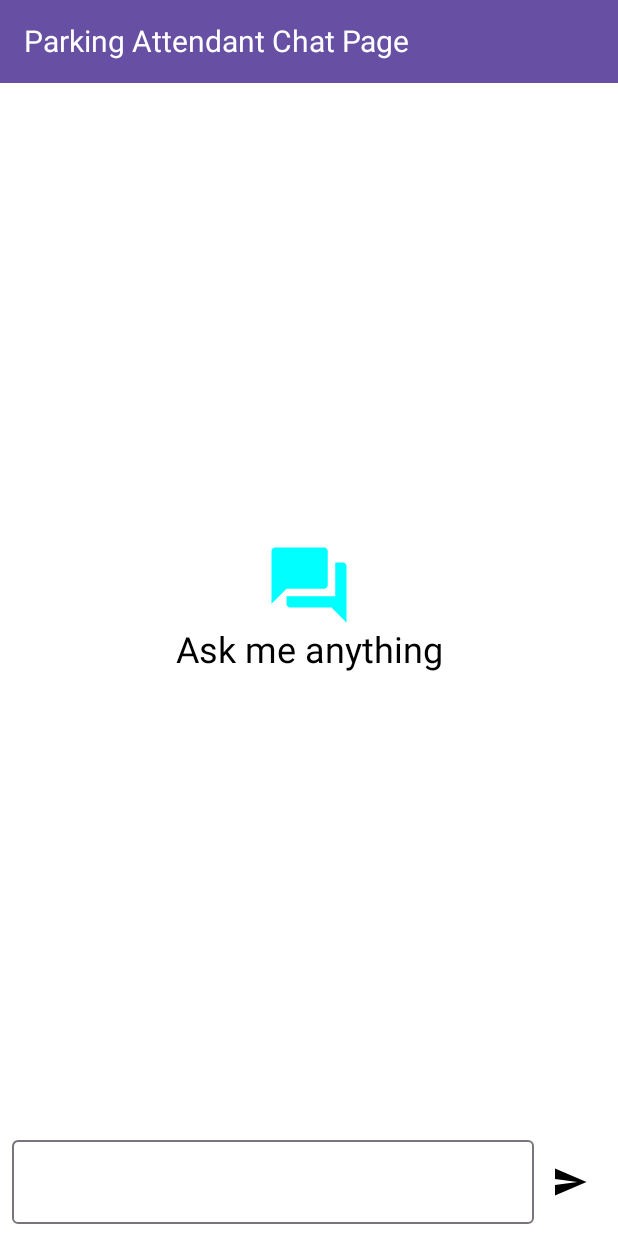
After one commit to willmaddock/CS4360TeamApp, an Android app built with Jetpack Compose: the ChatActivity screen opened directly, with no data from a screen before it, on a phone screen of 412 x 824 dp. The commit adds this screen. Run offline under Robolectric (Android 15) with nearby library versions, the phone set to English and light mode, and no system bars; libraries missing offline, so code that uses them is left out: com.google.ai.client.

```diff
--- a/app/build.gradle.kts
+++ b/app/build.gradle.kts
@@ -99,6 +99,7 @@ dependencies {
 
     // Google Sign-In
     implementation("com.google.android.gms:play-services-auth:20.7.0")
+    implementation(libs.generativeai)
 
     // Testing dependencies
     testImplementation("junit:junit:4.13.2")
--- /dev/null
+++ b/app/src/main/java/com/example/cs4360app/ChatPage.kt
@@ -0,0 +1,158 @@
+package com.example.cs4360app
+
+import androidx.compose.foundation.background
+import androidx.compose.foundation.layout.Arrangement
+import androidx.compose.foundation.layout.Box
+import androidx.compose.foundation.layout.Column
+import androidx.compose.foundation.layout.Row
+import androidx.compose.foundation.layout.fillMaxSize
+import androidx.compose.foundation.layout.fillMaxWidth
+import androidx.compose.foundation.layout.padding
+import androidx.compose.foundation.layout.size
+import androidx.compose.foundation.lazy.LazyColumn
+import androidx.compose.foundation.lazy.items
+import androidx.compose.foundation.shape.RoundedCornerShape
+import androidx.compose.foundation.text.selection.SelectionContainer
+import androidx.compose.material.icons.Icons
+import androidx.compose.material.icons.filled.Send
+import androidx.compose.material3.Icon
+import androidx.compose.material3.IconButton
+import androidx.compose.material3.MaterialTheme
+import androidx.compose.material3.OutlinedTextField
+import androidx.compose.material3.Text
+import androidx.compose.runtime.Composable
+import androidx.compose.runtime.getValue
+import androidx.compose.runtime.mutableStateOf
+import androidx.compose.runtime.remember
+import androidx.compose.runtime.setValue
+import androidx.compose.ui.Alignment
+import androidx.compose.ui.Modifier
+import androidx.compose.ui.draw.clip
+import androidx.compose.ui.graphics.Color
+import androidx.compose.ui.res.painterResource
+import androidx.compose.ui.semantics.Role
+import androidx.compose.ui.semantics.SemanticsProperties.Role
+import androidx.compose.ui.text.font.FontWeight
+import androidx.compose.ui.unit.dp
+import androidx.compose.ui.unit.sp
+import com.example.cs4360app.models.ChatViewModel
+
+@Composable
+fun ChatPage(modifier: Modifier = Modifier, viewModel: ChatViewModel)
+{
+    Column(modifier = modifier) {
+        AppHeader()
+        MessageList(modifier = Modifier.weight(1f),messageList = viewModel.messageList)
+        MessageInput(onMessageSend = {
+            viewModel.sendMessage(it)
+        })
+    }
+}
+
+@Composable
+fun MessageList(modifier: Modifier = Modifier,messageList: List<MessageModel>) {
+    if (messageList.isEmpty()){
+        Column(
+            modifier = modifier.fillMaxSize(),
+            horizontalAlignment = Alignment.CenterHorizontally,
+            verticalArrangement = Arrangement.Center
+        ){
+            Icon(
+                modifier = Modifier.size(60.dp),
+                painter = painterResource(id = R.drawable.question_and_answer_icon),
+                contentDescription = "Chat Icon",
+                tint = Color.Cyan,
+            )
+            Text(text = "Ask me anything", fontSize = 24.sp)
+        }
+    } else{
+        LazyColumn(
+            modifier = modifier,
+            reverseLayout = true
+        ) {
+            items(messageList.reversed()){
+                MessageRow(messageModel = it)
+            }
+        }
+    }
+}
+
+
+@Composable
+fun MessageRow(messageModel: MessageModel) {
+    val isModel = messageModel.role == "Model"
+    Row(
+        verticalAlignment = Alignment.CenterVertically
+    ){
+        Box(
+            modifier = Modifier.fillMaxWidth()
+        ){
+            Box(
+                modifier = Modifier.align(
+                    if(isModel) Alignment.BottomStart else Alignment.BottomEnd
+                ).padding(
+                    start = if(isModel) 8.dp else 70.dp,
+                    end = if(isModel) 70.dp else 8.dp,
+                    top = 8.dp,
+                    bottom = 8.dp
+                )
+                .clip(RoundedCornerShape(50f))
+                .background(if(isModel) Color.Magenta else  Color.Cyan)
+                .padding(16.dp)
+            ){
+                SelectionContainer {
+                    Text(
+                        text = messageModel.message,
+                        fontWeight = FontWeight.W500
+                    )
+                }
+
+            }
+        }
+    }
+}
+
+@Composable
+fun MessageInput(onMessageSend: (String) -> Unit)
+{
+
+    var message by remember { mutableStateOf("")
+    }
+    Row(modifier = Modifier.padding(8.dp),
+        verticalAlignment = Alignment.CenterVertically)
+    {
+        OutlinedTextField(
+            modifier = Modifier.weight(1f),
+            value = message,
+            onValueChange = {
+                message = it
+            }
+        )
+        IconButton(onClick = {
+            if(message.isNotEmpty()){
+                onMessageSend(message)
+                message = ""
+            }
+        })
+        {
+            Icon(
+                imageVector = Icons.Default.Send,
+                contentDescription = "Send Message"
+            )
+        }
+    }
+}
+
+@Composable
+fun AppHeader()
+    {
+        Box(modifier = Modifier.fillMaxWidth().background(MaterialTheme.colorScheme.primary))
+        {
+            Text(
+                modifier = Modifier.padding(16.dp),
+                text = "Parking Attendant Chat Page",
+                color = Color.White,
+                fontSize = 20.sp
+            )
+        }
+    }
--- /dev/null
+++ b/app/src/main/java/com/example/cs4360app/ChatViewModelFactory.kt
@@ -0,0 +1,14 @@
+package com.example.cs4360app
+
+import androidx.lifecycle.ViewModel
+import androidx.lifecycle.ViewModelProvider
+import com.example.cs4360app.models.ChatViewModel
+
+class ChatViewModelFactory(private val context: android.content.Context) : ViewModelProvider.Factory {
+    override fun <T : ViewModel> create(modelClass: Class<T>): T {
+        if (modelClass.isAssignableFrom(ChatViewModel::class.java)) {
+            return ChatViewModel(context) as T
+        }
+        throw IllegalArgumentException("Unknown ViewModel class")
+    }
+}
--- a/app/src/main/java/com/example/cs4360app/MainActivity.kt
+++ b/app/src/main/java/com/example/cs4360app/MainActivity.kt
@@ -92,6 +92,12 @@ class MainActivity : AppCompatActivity() {
             Log.d(TAG, "Notification Button Clicked")
             startActivity(Intent(this, NotificationsActivity::class.java)) // Assume NotificationsActivity exists
         }
+
+        // New Chat Button Click Listener
+        binding.chatButton.setOnClickListener {
+            Log.d(TAG, "Chat Button Clicked")
+            startActivity(Intent(this, ChatActivity::class.java)) // Assume ChatActivity exists
+        }
     }
 
     private fun fetchReviews() {
--- /dev/null
+++ b/app/src/main/java/com/example/cs4360app/activities/ChatActivity.kt
@@ -0,0 +1,24 @@
+package com.example.cs4360app.activities
+
+import android.os.Bundle
+import androidx.activity.ComponentActivity
+import androidx.activity.compose.setContent
+import androidx.compose.ui.Modifier
+import androidx.lifecycle.ViewModelProvider
+import com.example.cs4360app.ChatPage
+import com.example.cs4360app.ChatViewModelFactory
+import com.example.cs4360app.models.ChatViewModel
+
+class ChatActivity : ComponentActivity() {
+    override fun onCreate(savedInstanceState: Bundle?) {
+        super.onCreate(savedInstanceState)
+        setContent {
+            val chatViewModel = ViewModelProvider(
+                this,
+                ChatViewModelFactory(applicationContext)
+            )[ChatViewModel::class.java]
+
+            ChatPage(Modifier, chatViewModel)
+        }
+    }
+}
--- /dev/null
+++ b/app/src/main/java/com/example/cs4360app/models/MessageModel.kt
@@ -0,0 +1,6 @@
+package com.example.cs4360app
+
+data class MessageModel(
+    val message: String,
+    val role: String,
+)
--- /dev/null
+++ b/app/src/main/res/drawable/chat_button.xml
@@ -0,0 +1,5 @@
+<?xml version="1.0" encoding="utf-8"?>
+<shape xmlns:android="http://schemas.android.com/apk/res/android">
+    <solid android:color="#FF6200EE"/> <!-- you can change the color here -->
+    <corners android:radius="50dp"/> <!-- you can change the corner radius here -->
+</shape>
--- /dev/null
+++ b/app/src/main/res/drawable/ic_chat.xml
@@ -0,0 +1,4 @@
+<?xml version="1.0" encoding="utf-8"?>
+<selector xmlns:android="http://schemas.android.com/apk/res/android">
+
+</selector>
--- /dev/null
+++ b/app/src/main/res/drawable/ic_notifications.xml
@@ -0,0 +1,4 @@
+<?xml version="1.0" encoding="utf-8"?>
+<selector xmlns:android="http://schemas.android.com/apk/res/android">
+
+</selector>
--- /dev/null
+++ b/app/src/main/res/drawable/question_and_answer_icon.xml
@@ -0,0 +1,5 @@
+<vector xmlns:android="http://schemas.android.com/apk/res/android" android:height="24dp" android:tint="#000000" android:viewportHeight="24" android:viewportWidth="24" android:width="24dp">
+
+    <path android:fillColor="@android:color/white" android:pathData="M21,6h-2v9L6,15v2c0,0.55 0.45,1 1,1h11l4,4L22,7c0,-0.55 -0.45,-1 -1,-1zM17,12L17,3c0,-0.55 -0.45,-1 -1,-1L3,2c-0.55,0 -1,0.45 -1,1v14l4,-4h10c0.55,0 1,-0.45 1,-1z"/>
+
+</vector>
--- a/gradle/libs.versions.toml
+++ b/gradle/libs.versions.toml
@@ -19,6 +19,7 @@ constraintlayout = "2.1.4"
 composeMaterial = "1.4.0"
 firebaseAuthCommon = "9.8.0"
 firebaseDatabaseKtx = "21.0.0"
+generativeai = "0.9.0"
 
 [libraries]
 androidx-core-ktx = { group = "androidx.core", name = "core-ktx", version.ref = "coreKtx" }
@@ -39,6 +40,7 @@ androidx-constraintlayout = { group = "androidx.constraintlayout", name = "const
 androidx-compose-material = { group = "androidx.wear.compose", name = "compose-material", version.ref = "composeMaterial" }
 firebase-auth-common = { group = "com.google.firebase", name = "firebase-auth-common", version.ref = "firebaseAuthCommon" }
 firebase-database-ktx = { group = "com.google.firebase", name = "firebase-database-ktx", version.ref = "firebaseDatabaseKtx" }
+generativeai = { group = "com.google.ai.client.generativeai", name = "generativeai", version.ref = "generativeai" }
 
 [plugins]
 android-application = { id = "com.android.application", version.ref = "agp" }
```
Also changed, not shown: app/src/main/AndroidManifest.xml (+10 -3 lines), app/src/main/java/com/example/cs4360app/Constants.kt (added, +10 -0 lines), app/src/main/java/com/example/cs4360app/activities/MapsActivity.kt (+52 -30 lines), app/src/main/java/com/example/cs4360app/activities/SubmitReviewActivity.kt (+10 -4 lines), app/src/main/java/com/example/cs4360app/models/ChatViewModel.kt (added, +43 -0 lines), app/src/main/res/layout/activity_main.xml (+18 -9 lines), app/src/main/res/menu/drawer_menu.xml (+10 -0 lines).
